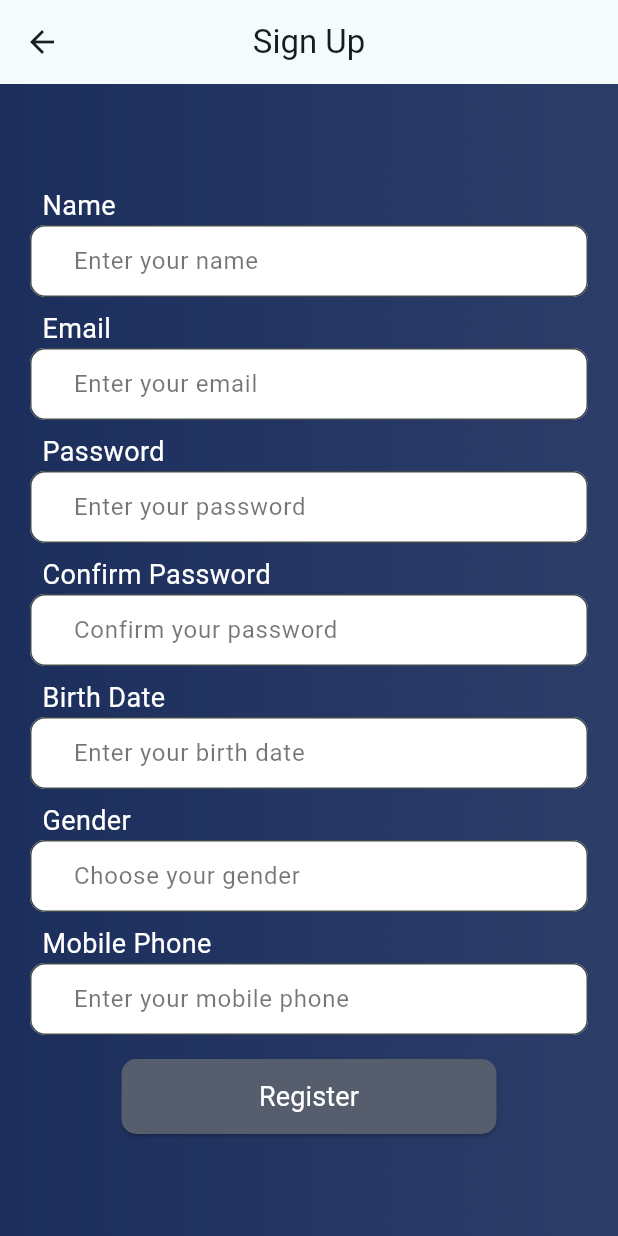
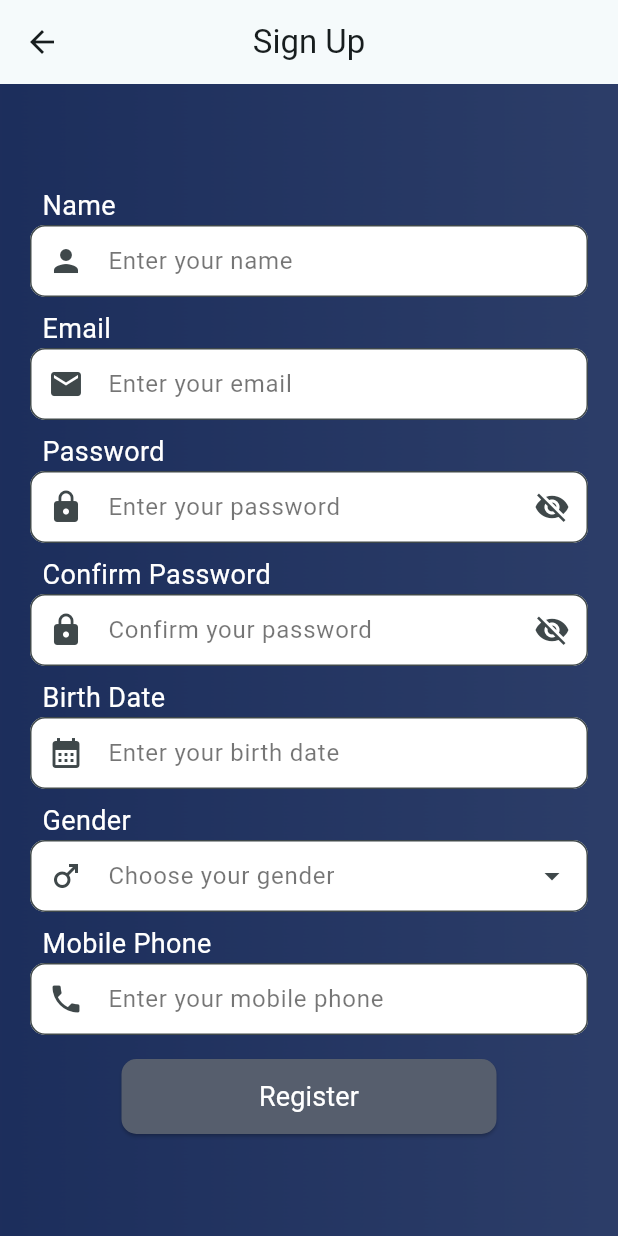
Before and after one commit to ipm13/trainlink, a Flutter app: the Register screen opened by its route, on a phone screen of 412 x 824 dp. Run offline on Flutter 3.47's test engine with Material 2 defaults, Android fonts, the phone set to English and light mode, and no system bars; our stand-ins replace email_validator.

Commit message:
Implemented Date Picker

```diff
--- a/lib/register.dart
+++ b/lib/register.dart
@@ -1,4 +1,7 @@
 import 'package:flutter/material.dart';
+import 'package:flutter/services.dart';
+import 'package:email_validator/email_validator.dart';
+import 'package:intl/intl.dart';
 
 import 'utils.dart';
 
@@ -42,6 +45,7 @@ class _RegisterState extends State<Register> {
             children: [
               Form(
                 key: _formKey,
+                autovalidateMode: AutovalidateMode.onUserInteraction,
                 child: Column(
                   children: [
                     Row(
@@ -55,7 +59,7 @@ class _RegisterState extends State<Register> {
                           style: inputStyle(),
                           controller: nameController,
                           decoration:
-                          inputFieldDecoration("Enter your name")),
+                          inputFieldDecoration("Enter your name", prefixIcon: Icons.person)),
                     ),
                     const Padding(
                       padding: EdgeInsets.symmetric(vertical: 4),
@@ -71,7 +75,9 @@ class _RegisterState extends State<Register> {
                           style: inputStyle(),
                           controller: emailController,
                           decoration:
-                          inputFieldDecoration("Enter your email")),
+                            inputFieldDecoration("Enter your email", prefixIcon: Icons.email),
+                          validator: (value) => EmailValidator.validate(value!) ? null : "Please enter a valid email",
+                      ),
                     ),
                     const Padding(
                       padding: EdgeInsets.symmetric(vertical: 4),
@@ -87,8 +93,9 @@ class _RegisterState extends State<Register> {
                           style: inputStyle(),
                           controller: passwordController,
                           obscureText: true,
-                          decoration: inputFieldDecoration(
-                              "Enter your password")),
+                          decoration: inputFieldDecoration("Enter your password", prefixIcon: Icons.lock, suffixIcon: Icons.visibility_off),
+                          validator: (val) => val!.length < 6 ? 'Password too short.' : null,
+                      ),
                     ),
                     const Padding(
                       padding: EdgeInsets.symmetric(vertical: 4),
@@ -104,8 +111,8 @@ class _RegisterState extends State<Register> {
                           style: inputStyle(),
                           controller: confirmPasswordController,
                           obscureText: true,
-                          decoration: inputFieldDecoration(
-                              "Confirm your password")),
+                          decoration: inputFieldDecoration("Confirm your password", prefixIcon: Icons.lock, suffixIcon: Icons.visibility_off),
+                      ),
                     ),
                     const Padding(
                       padding: EdgeInsets.symmetric(vertical: 4),
@@ -121,7 +128,20 @@ class _RegisterState extends State<Register> {
                           style: inputStyle(),
                           controller: birthDateController,
                           decoration:
-                          inputFieldDecoration("Enter your birth date")),
+                            inputFieldDecoration("Enter your birth date", prefixIcon: Icons.calendar_month),
+                          readOnly: true,
+                          onTap: () async {
+                            DateTime? pickedDate = await showDatePicker(
+                                context: context,
+                                initialDate: DateTime(2000),
+                                firstDate: DateTime.now().subtract(const Duration(days: 100 * 365)),
+                                lastDate: DateTime.now()
+                            );
+                            if (pickedDate != null) {
+                              birthDateController.text = DateFormat('dd MMMM yyyy').format(pickedDate);
+                            }
+                          },
+                      ),
                     ),
                     const Padding(
                       padding: EdgeInsets.symmetric(vertical: 4),
@@ -137,7 +157,7 @@ class _RegisterState extends State<Register> {
                           style: inputStyle(),
                           controller: genderController,
                           decoration:
-                          inputFieldDecoration("Choose your gender")),
+                          inputFieldDecoration("Choose your gender", prefixIcon: Icons.male, suffixIcon: Icons.arrow_drop_down)),
                     ),
                     const Padding(
                       padding: EdgeInsets.symmetric(vertical: 4),
@@ -153,7 +173,12 @@ class _RegisterState extends State<Register> {
                           style: inputStyle(),
                           controller: mobilePhoneController,
                           decoration:
-                          inputFieldDecoration("Enter your mobile phone")),
+                            inputFieldDecoration("Enter your mobile phone", prefixIcon: Icons.phone),
+                          keyboardType: TextInputType.number,
+                          inputFormatters: <TextInputFormatter>[
+                            FilteringTextInputFormatter.digitsOnly
+                          ],
+                      ),
                     ),
                     const Padding(
                       padding: EdgeInsets.symmetric(vertical: 8),
--- a/lib/utils.dart
+++ b/lib/utils.dart
@@ -55,9 +55,21 @@ BoxDecoration backgroundDecoration() {
   );
 }
 
-InputDecoration inputFieldDecoration(String hint) {
+InputDecoration inputFieldDecoration(String hint, {IconData? prefixIcon = null, IconData? suffixIcon = null}) {
   return InputDecoration(
     labelStyle: const TextStyle(color: Colors.black54),
+    prefixIcon: prefixIcon != null
+        ? Padding(
+      padding: const EdgeInsets.only(),
+      child: Icon(prefixIcon),
+    )
+        : null,
+    suffixIcon: prefixIcon != null
+        ? Padding(
+      padding: const EdgeInsets.only(),
+      child: Icon(suffixIcon),
+    )
+        : null,
     contentPadding: const EdgeInsets.only(left: 25),
     border: const OutlineInputBorder(
       borderRadius: BorderRadius.all(Radius.circular(10.0)),
--- a/pubspec.yaml
+++ b/pubspec.yaml
@@ -30,6 +30,7 @@ environment:
 dependencies:
   flutter:
     sdk: flutter
+  email_validator: '^2.1.16'
 
 
   # The following adds the Cupertino Icons font to your application.
```
